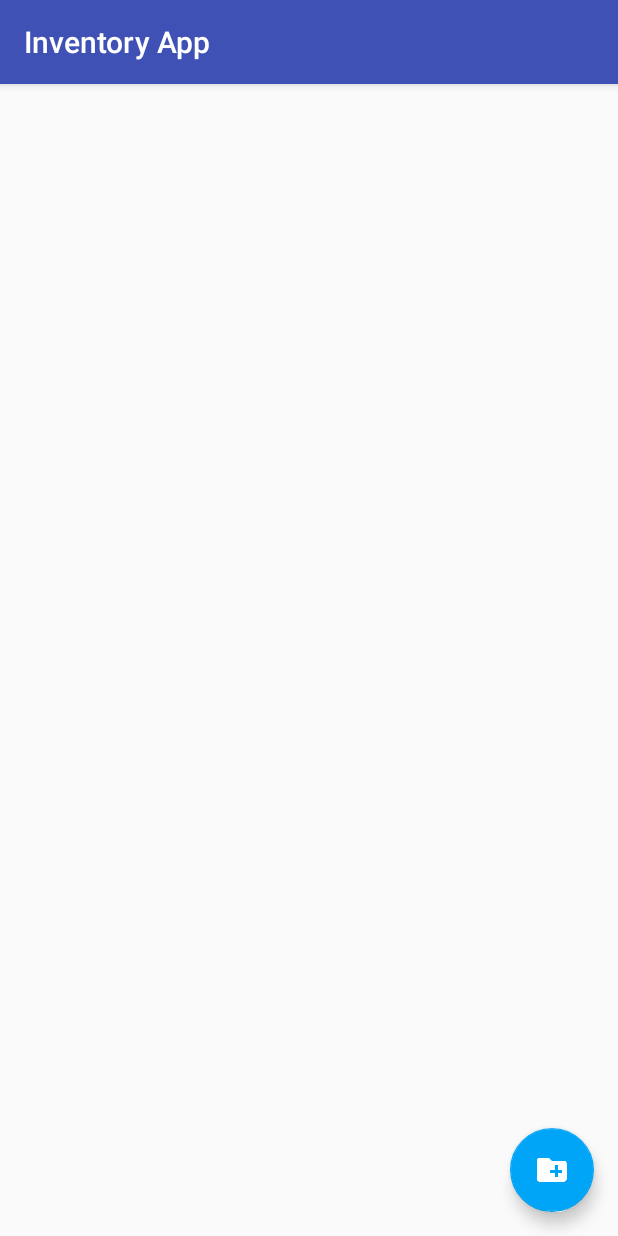
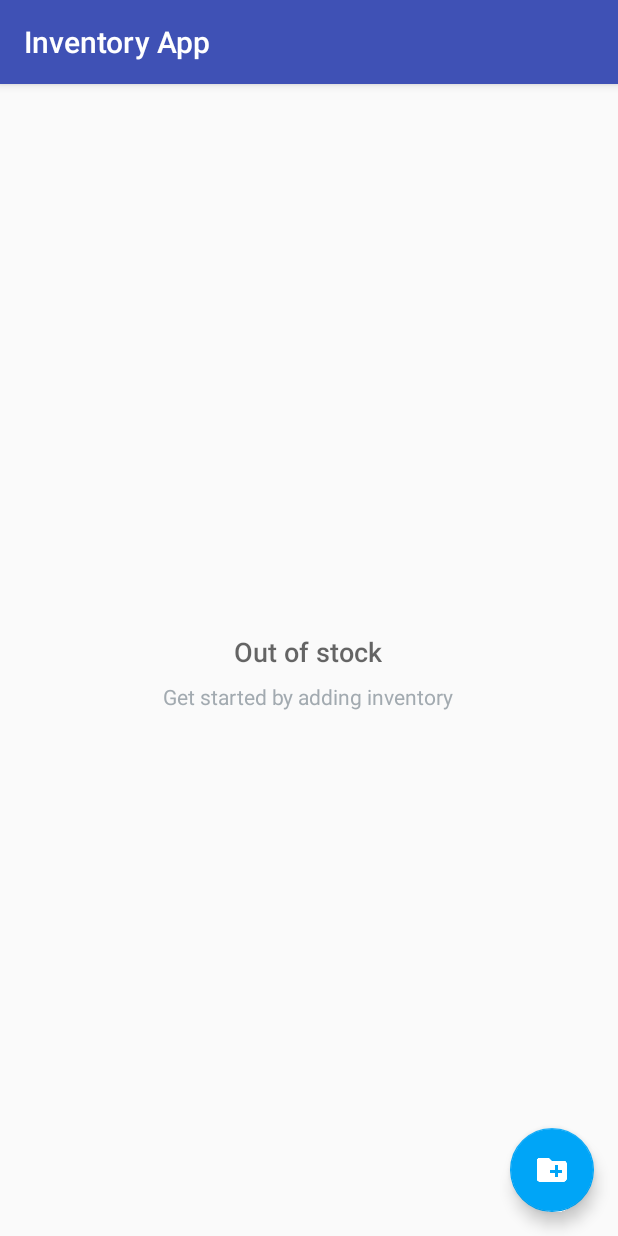
Before and after one commit to erikbenton/inventory-app, an Android app: the screen it shows after launch (CatalogActivity), on a phone screen of 412 x 824 dp. Run offline under Robolectric (Android 15) with nearby library versions, the phone set to English and light mode, and no system bars.

Commit message:
adding emptyview for catalog list and FAB functionality

```diff
--- a/app/src/main/java/com/example/android/inventoryapp/CatalogActivity.java
+++ b/app/src/main/java/com/example/android/inventoryapp/CatalogActivity.java
@@ -1,7 +1,12 @@
 package com.example.android.inventoryapp;
 
+import android.content.Intent;
+import android.support.design.widget.FloatingActionButton;
 import android.support.v7.app.AppCompatActivity;
 import android.os.Bundle;
+import android.view.View;
+import android.widget.ListView;
+import android.widget.RelativeLayout;
 
 public class CatalogActivity extends AppCompatActivity
 {
@@ -12,6 +17,24 @@ public class CatalogActivity extends AppCompatActivity
         super.onCreate(savedInstanceState);
         setContentView(R.layout.activity_catalog);
 
+        // Find ListView to populate
+        ListView petListView = findViewById(R.id.list);
+
+        // Find and set EmptyView
+        View emptyView = findViewById(R.id.empty_view);
+        petListView.setEmptyView(emptyView);
+
+        // Setup FAB to open EditorActivity
+        FloatingActionButton fab = (FloatingActionButton) findViewById(R.id.fab);
+        fab.setOnClickListener(new View.OnClickListener()
+        {
+            @Override
+            public void onClick(View view)
+            {
+                Intent intent = new Intent(CatalogActivity.this, EditorActivity.class);
+                startActivity(intent);
+            }
+        });
 
     }
 }
--- a/app/src/main/res/layout/activity_catalog.xml
+++ b/app/src/main/res/layout/activity_catalog.xml
@@ -10,6 +10,35 @@
         android:id="@+id/list"
         android:layout_width="match_parent"
         android:layout_height="match_parent"/>
+    <!-- Empty View for the list -->
+    <RelativeLayout
+        android:id="@+id/empty_view"
+        android:layout_width="wrap_content"
+        android:layout_height="wrap_content"
+        android:layout_centerInParent="true">
+
+        <TextView
+            android:id="@+id/empty_title_text"
+            android:layout_width="wrap_content"
+            android:layout_height="wrap_content"
+            android:layout_centerHorizontal="true"
+            android:fontFamily="sans-serif-medium"
+            android:paddingTop="16dp"
+            android:text="@string/empty_view_title_text"
+            android:textAppearance="?android:textAppearanceMedium"/>
+
+        <TextView
+            android:id="@+id/empty_subtitle_text"
+            android:layout_width="wrap_content"
+            android:layout_height="wrap_content"
+            android:layout_below="@id/empty_title_text"
+            android:layout_centerHorizontal="true"
+            android:fontFamily="sans-serif"
+            android:paddingTop="8dp"
+            android:text="@string/empty_view_subtitle_text"
+            android:textAppearance="?android:textAppearanceSmall"
+            android:textColor="#A2AAB0"/>
+    </RelativeLayout>
 
     <android.support.design.widget.FloatingActionButton
         android:id="@+id/fab"
--- a/app/src/main/res/values/strings.xml
+++ b/app/src/main/res/values/strings.xml
@@ -1,3 +1,9 @@
 <resources>
     <string name="app_name">Inventory App</string>
+
+    <!-- Empty View for Inventory List -->
+    <string name="empty_view_title_text">Out of stock</string>
+
+    <!-- Subtitle text for the empty view that prompts the user to add a pet [CHAR LIMIT=50] -->
+    <string name="empty_view_subtitle_text">Get started by adding inventory</string>
 </resources>
```
